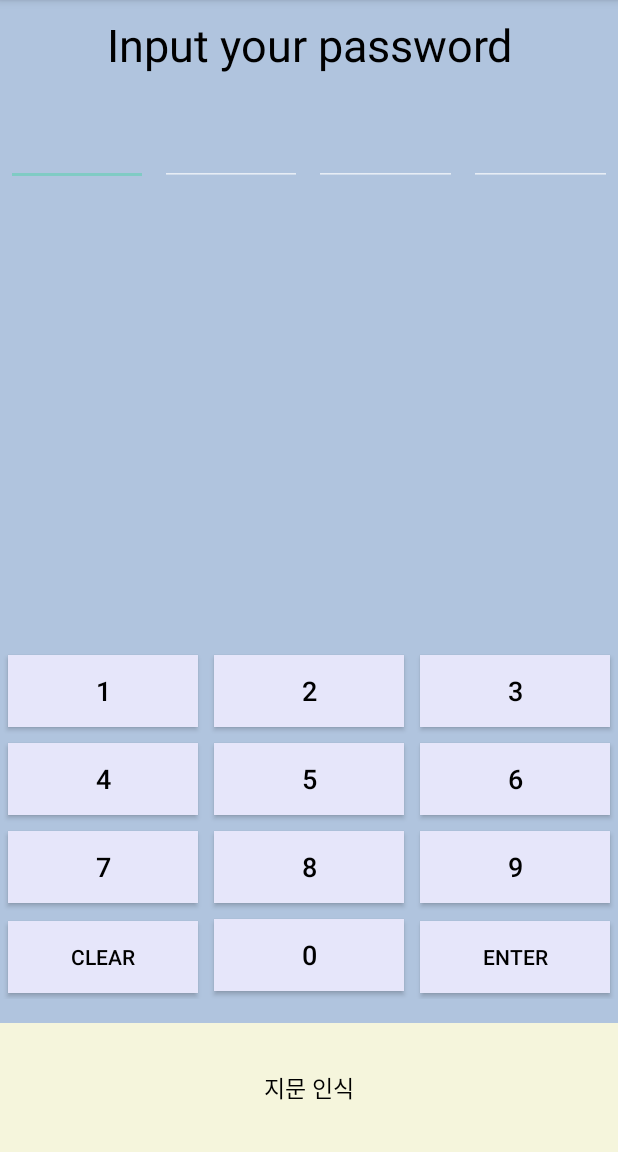
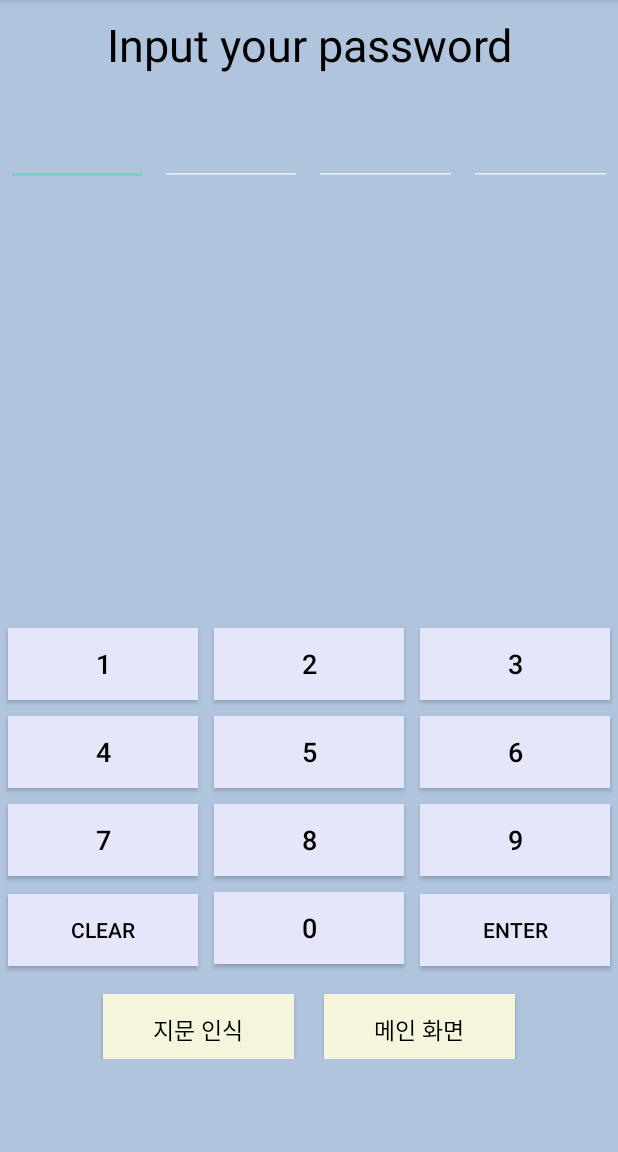
Before and after one commit to winterCapstoneDesign/androidStudio, an Android app: the MainActivity2 screen opened directly, with no data from a screen before it, on a phone screen of 412 x 824 dp, the part 84-1236 px from its top. Run offline under Robolectric (Android 15) with nearby library versions, the phone set to English and light mode, and no system bars.

Commit message:
back main btn update

```diff
--- a/app/src/main/java/com/example/capstone1/MainActivity2.java
+++ b/app/src/main/java/com/example/capstone1/MainActivity2.java
@@ -1,5 +1,6 @@
 package com.example.capstone1;
 
+import android.content.Intent;
 import android.os.Bundle;
 import android.view.View;
 import android.widget.Button;
@@ -36,6 +37,7 @@ public class MainActivity2 extends AppCompatActivity {
     private Button pass_enter;
 
     private Button fingerPrint_btn;
+    private Button back_btn;
 
     private EditText etPasscode1;
     private EditText etPasscode2;
@@ -65,6 +67,15 @@ public class MainActivity2 extends AppCompatActivity {
 
         fingerPrint_btn = findViewById(R.id.fingerPrint_btn);
         fingerPrint_btn.setOnClickListener(fingerBtnListener);
+
+        back_btn = findViewById(R.id.back_btn);
+        back_btn.setOnClickListener(new View.OnClickListener() {
+            @Override
+            public void onClick(View view) {
+                Intent intent = new Intent(MainActivity2.this, MainActivity.class);
+                startActivity(intent); //실제 화면 이동
+            }
+        });
 
         etPasscode1 = findViewById(R.id.etPasscode1);
         etPasscode2 = findViewById(R.id.etPasscode2);
--- a/app/src/main/res/layout/activity_main2.xml
+++ b/app/src/main/res/layout/activity_main2.xml
@@ -83,7 +83,7 @@
 
     <LinearLayout
         android:layout_width="match_parent"
-        android:layout_height="538dp"
+        android:layout_height="578dp"
         android:layout_marginBottom="16dp"
         android:gravity="center"
         android:orientation="vertical">
@@ -104,33 +104,33 @@
                     android:layout_width="120dp"
                     android:layout_height="48dp"
                     android:layout_margin="5dp"
+                    android:background="#E6E6FA"
                     android:gravity="center"
                     android:text="1"
-                    android:textSize="18dp"
-                    android:background="#E6E6FA"
-                    android:textColor="@color/black"/>
+                    android:textColor="@color/black"
+                    android:textSize="18dp" />
 
                 <Button
                     android:id="@+id/pass_btn2"
                     android:layout_width="120dp"
                     android:layout_height="48dp"
                     android:layout_margin="5dp"
+                    android:background="#E6E6FA"
                     android:gravity="center"
                     android:text="2"
-                    android:textSize="18dp"
-                    android:background="#E6E6FA"
-                    android:textColor="@color/black"/>
+                    android:textColor="@color/black"
+                    android:textSize="18dp" />
 
                 <Button
                     android:id="@+id/pass_btn3"
                     android:layout_width="120dp"
                     android:layout_height="48dp"
                     android:layout_margin="5dp"
+                    android:background="#E6E6FA"
                     android:gravity="center"
                     android:text="3"
-                    android:textSize="18dp"
-                    android:background="#E6E6FA"
-                    android:textColor="@color/black"/>
+                    android:textColor="@color/black"
+                    android:textSize="18dp" />
             </TableRow>
 
             <TableRow>
@@ -140,33 +140,33 @@
                     android:layout_width="120dp"
                     android:layout_height="48dp"
                     android:layout_margin="5dp"
+                    android:background="#E6E6FA"
                     android:gravity="center"
                     android:text="4"
-                    android:textSize="18dp"
-                    android:background="#E6E6FA"
-                    android:textColor="@color/black"/>
+                    android:textColor="@color/black"
+                    android:textSize="18dp" />
 
                 <Button
                     android:id="@+id/pass_btn5"
                     android:layout_width="120dp"
                     android:layout_height="48dp"
                     android:layout_margin="5dp"
+                    android:background="#E6E6FA"
                     android:gravity="center"
                     android:text="5"
-                    android:textSize="18dp"
-                    android:background="#E6E6FA"
-                    android:textColor="@color/black"/>
+                    android:textColor="@color/black"
+                    android:textSize="18dp" />
 
                 <Button
                     android:id="@+id/pass_btn6"
                     android:layout_width="120dp"
                     android:layout_height="48dp"
                     android:layout_margin="5dp"
+                    android:background="#E6E6FA"
                     android:gravity="center"
                     android:text="6"
-                    android:textSize="18dp"
-                    android:background="#E6E6FA"
-                    android:textColor="@color/black"/>
+                    android:textColor="@color/black"
+                    android:textSize="18dp" />
             </TableRow>
 
             <TableRow>
@@ -176,33 +176,33 @@
                     android:layout_width="120dp"
                     android:layout_height="48dp"
                     android:layout_margin="5dp"
+                    android:background="#E6E6FA"
                     android:gravity="center"
                     android:text="7"
-                    android:textSize="18dp"
-                    android:background="#E6E6FA"
-                    android:textColor="@color/black"/>
+                    android:textColor="@color/black"
+                    android:textSize="18dp" />
 
                 <Button
                     android:id="@+id/pass_btn8"
                     android:layout_width="120dp"
                     android:layout_height="48dp"
                     android:layout_margin="5dp"
+                    android:background="#E6E6FA"
                     android:gravity="center"
                     android:text="8"
-                    android:textSize="18dp"
-                    android:background="#E6E6FA"
-                    android:textColor="@color/black"/>
+                    android:textColor="@color/black"
+                    android:textSize="18dp" />
 
                 <Button
                     android:id="@+id/pass_btn9"
                     android:layout_width="120dp"
                     android:layout_height="48dp"
                     android:layout_margin="5dp"
+                    android:background="#E6E6FA"
                     android:gravity="center"
                     android:text="9"
-                    android:textSize="18dp"
-                    android:background="#E6E6FA"
-                    android:textColor="@color/black"/>
+                    android:textColor="@color/black"
+                    android:textSize="18dp" />
             </TableRow>
 
             <TableRow
@@ -211,42 +211,56 @@
 
                 <Button
                     android:id="@+id/pass_clear"
-                    android:text="CLEAR"
                     android:layout_margin="5dp"
                     android:background="#E6E6FA"
-                    android:textColor="@color/black"/>
+                    android:text="CLEAR"
+                    android:textColor="@color/black" />
 
                 <Button
                     android:id="@+id/pass_btn0"
                     android:layout_width="120dp"
                     android:layout_height="48dp"
                     android:layout_margin="5dp"
+                    android:background="#E6E6FA"
                     android:gravity="center"
                     android:text="0"
-                    android:textSize="18dp"
-                    android:background="#E6E6FA"
-                    android:textColor="@color/black"/>
+                    android:textColor="@color/black"
+                    android:textSize="18dp" />
 
                 <Button
                     android:id="@+id/pass_enter"
-                    android:text="ENTER"
                     android:layout_margin="5dp"
                     android:background="#E6E6FA"
-                    android:textColor="@color/black"/>
+                    android:text="ENTER"
+                    android:textColor="@color/black" />
             </TableRow>
-        </TableLayout>
-    </LinearLayout>
 
-    <LinearLayout
-        android:layout_width="match_parent"
-        android:layout_height="match_parent">
+            <TableRow
+                android:layout_height="114dp"
+                android:gravity="center">
+
                 <Button
                     android:id="@+id/fingerPrint_btn"
                     android:layout_width="match_parent"
                     android:layout_height="match_parent"
+                    android:layout_marginTop="10dp"
+                    android:layout_marginRight="10dp"
+                    android:background="#F5F5DC"
                     android:text="지문 인식"
-            android:textSize="15dp"
+                    android:textColor="@color/black"
+                    android:textSize="15dp" />
+
+                <Button
+                    android:id="@+id/back_btn"
+                    android:layout_width="match_parent"
+                    android:layout_height="match_parent"
+                    android:layout_marginLeft="10dp"
+                    android:layout_marginTop="10dp"
                     android:background="#F5F5DC"
-            android:textColor="@color/black"/>
+                    android:text="메인 화면"
+                    android:textColor="@color/black"
+                    android:textSize="15dp" />
+            </TableRow>
+        </TableLayout>
     </LinearLayout>
 </LinearLayout>
```
Lines whose indentation alone changed are shown as unchanged.
